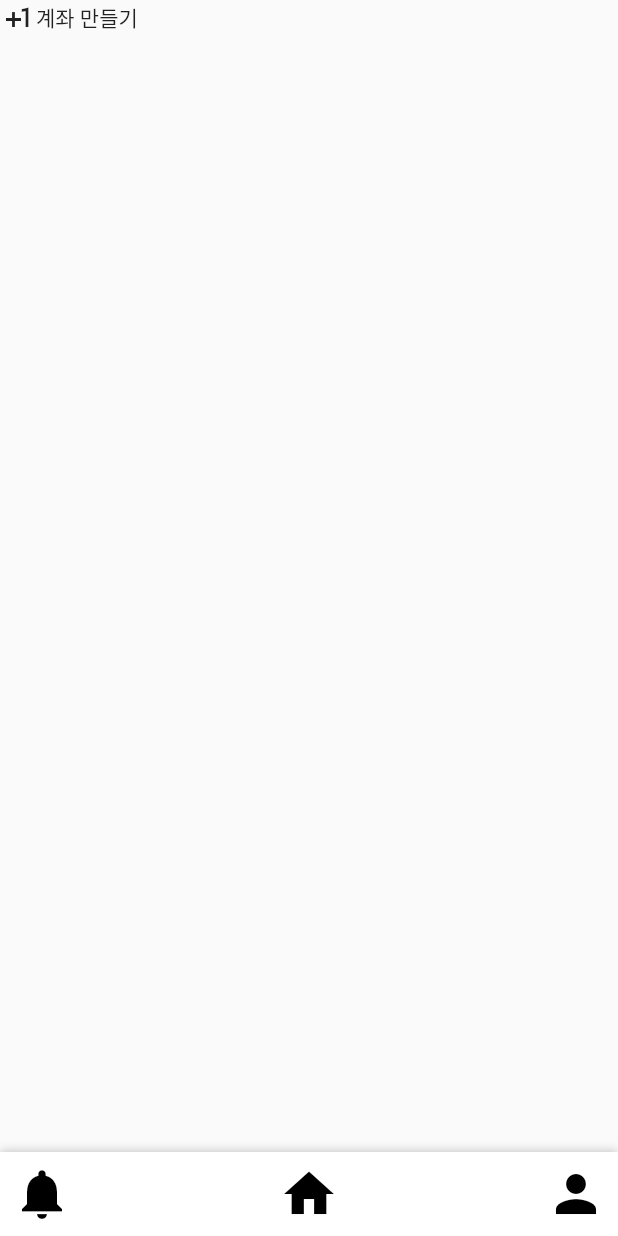
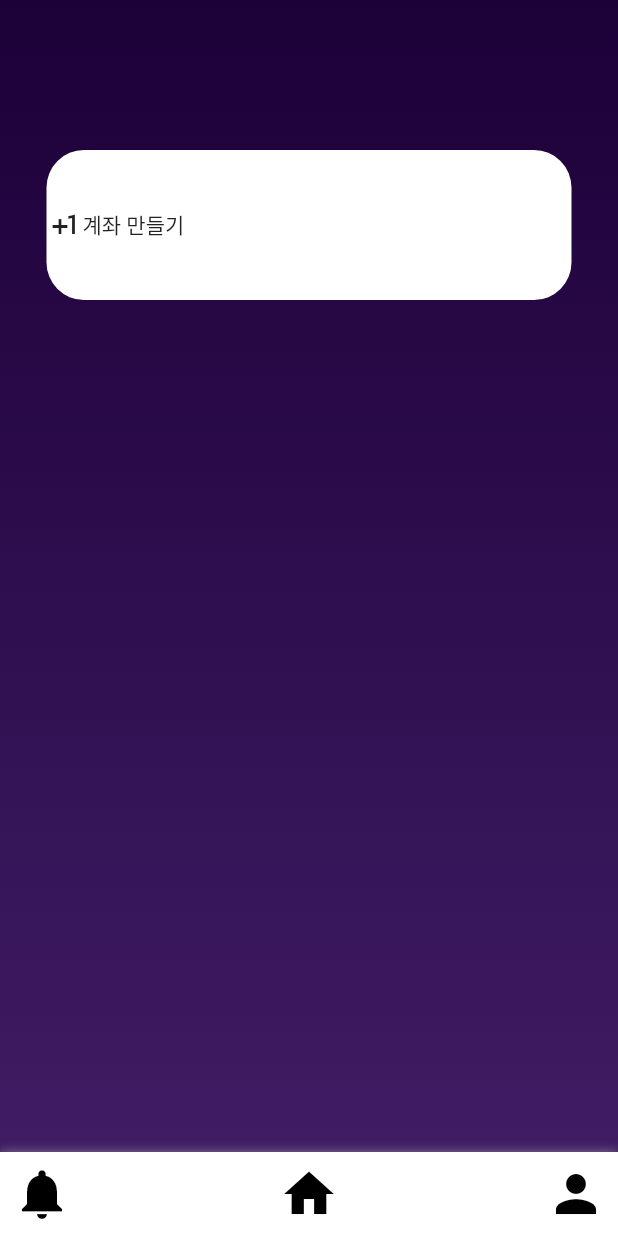
Before and after one commit to tngus2sh/KeePing, a Flutter app: the ChildMainPage screen opened directly, on a phone screen of 412 x 824 dp. Run offline on Flutter 3.47's test engine with Material 2 defaults, Android fonts, the phone set to English and light mode, and no system bars; our stand-ins replace flutter_image_compress, gallery_saver, image_picker; missing offline and left inert: kakao_map_plugin.

Commit message:
feat: 자녀 메인페이지 배경색 설정, 계좌 만들기 버튼 위치 및 테두리 수정 (#S09P22C207-144)

```diff
--- a/client/lib/screens/main_page/child_main_page.dart
+++ b/client/lib/screens/main_page/child_main_page.dart
@@ -7,8 +7,20 @@ class ChildMainPage extends StatelessWidget {
   Widget build(BuildContext context) {
     // TODO: implement build
     return Scaffold(
-      body: Column(
+      body: Container(
+        decoration: BoxDecoration(
+          gradient: LinearGradient(
+            begin: Alignment.topCenter,
+            end: Alignment.bottomCenter,
+            colors: const [
+              Color(0xFF1C0038),
+              Color(0xFF401C64)
+            ]
+          )
+        ),
+        child: Column(
           children: [
+            SizedBox(height: 100,),
             MakeAccountBtn(),
             Row(
               children: [
@@ -24,6 +36,7 @@ class ChildMainPage extends StatelessWidget {
             ),
             Container()
           ],
+        )
       ),
       bottomNavigationBar: BottomNav()
     );
--- a/client/lib/screens/main_page/widgets/make_account_btn.dart
+++ b/client/lib/screens/main_page/widgets/make_account_btn.dart
@@ -4,6 +4,12 @@ class MakeAccountBtn extends StatelessWidget {
   @override
   Widget build(BuildContext context) {
     return Container(
+      decoration: BoxDecoration(
+        color: Colors.white,
+        borderRadius: BorderRadius.circular(25)
+      ),
+      height: 100,  // 퍼센트로 바꾸기
+      width: 350,
       child: Row(
         children: const [
           Icon(Icons.plus_one),
```
Lines whose indentation alone changed are shown as unchanged.
